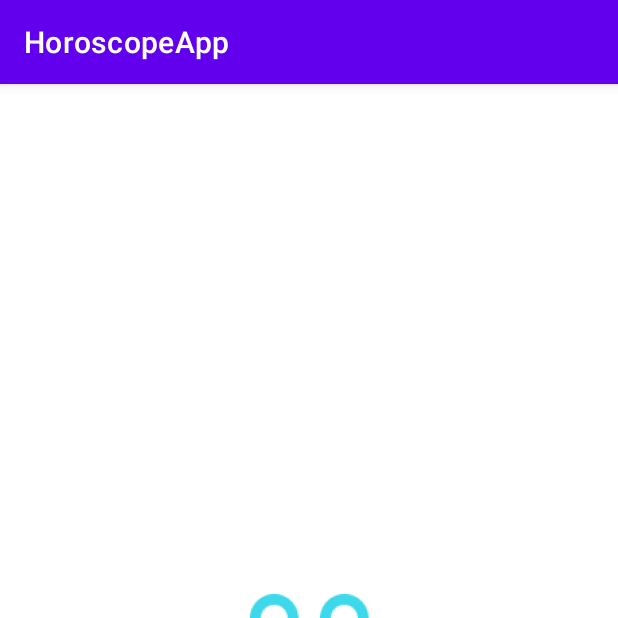
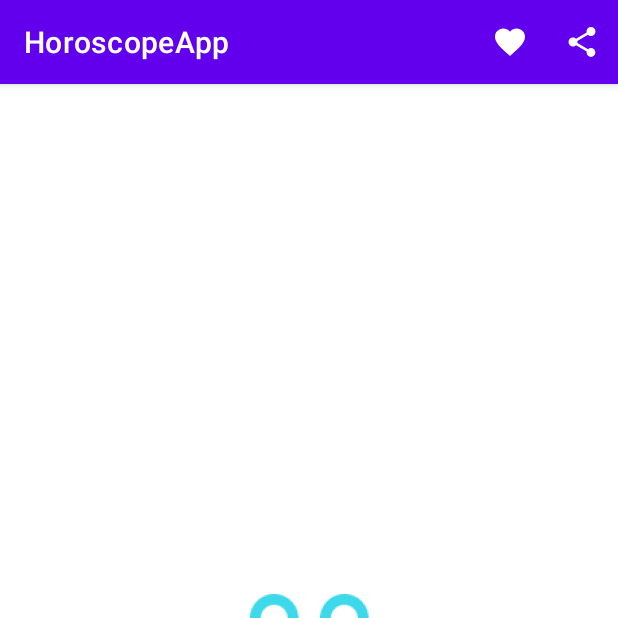
Before and after one commit to Casdelamir/HoroscopeApp, an Android app: the screen it shows after launch (DailyHoroscope), after a tap on "Aries", on a phone screen of 412 x 824 dp, the top half of it. Run offline under Robolectric (Android 15) with nearby library versions, the phone set to English and light mode, and no system bars; 1 other tap on this screen came first.

Commit message:
menu added, search menu implemented

```diff
--- a/app/src/main/java/com/example/horoscopeapp/DailyHoroscope.kt
+++ b/app/src/main/java/com/example/horoscopeapp/DailyHoroscope.kt
@@ -2,6 +2,9 @@ package com.example.horoscopeapp
 
 import androidx.appcompat.app.AppCompatActivity
 import android.os.Bundle
+import android.util.Log
+import android.view.Menu
+import android.view.MenuItem
 import android.widget.ImageView
 import android.widget.TextView
 
@@ -26,4 +29,23 @@ class DailyHoroscope : AppCompatActivity() {
         imageView.setImageResource(horoscope.logo)
         textView.setText(horoscope.name)
     }
+
+    override fun onCreateOptionsMenu(menu: Menu?): Boolean {
+        menuInflater.inflate(R.menu.menu_details, menu)
+        return super.onCreateOptionsMenu(menu)
+    }
+
+    override fun onOptionsItemSelected(item: MenuItem): Boolean {
+        return when(item.itemId) {
+            R.id.menu_favorite -> {
+                Log.i("MENU", "Favorite is selected")
+                true
+            }
+            R.id.menu_share -> {
+                Log.i("MENU", "Share is selected")
+                true
+            }
+            else -> super.onOptionsItemSelected(item)
+        }
+    }
 }
--- a/app/src/main/java/com/example/horoscopeapp/HoroscopeProvider.kt
+++ b/app/src/main/java/com/example/horoscopeapp/HoroscopeProvider.kt
@@ -87,5 +87,8 @@ class HoroscopeProvider {
             return horoscopeList.find { it.id == id }!!
             //!! means that the returned object is not null and will exist
         }
+        fun getAllHoroscopesByIdStartingWithTheGivenInput (input: String): List<Horoscope> {
+            return horoscopeList.filter { h -> h.id.startsWith(input, true) }
+        }
     }
 }
--- a/app/src/main/java/com/example/horoscopeapp/MainActivity.kt
+++ b/app/src/main/java/com/example/horoscopeapp/MainActivity.kt
@@ -1,16 +1,20 @@
 package com.example.horoscopeapp
 
 import android.content.Intent
+import android.media.RouteListingPreference.Item
 import androidx.appcompat.app.AppCompatActivity
 import android.os.Bundle
 import android.util.Log
 import android.view.Menu
 import android.view.MenuItem
+import androidx.appcompat.view.menu.MenuView.ItemView
+import androidx.appcompat.widget.SearchView
 import androidx.recyclerview.widget.LinearLayoutManager
 import androidx.recyclerview.widget.RecyclerView
 
 
 class MainActivity : AppCompatActivity() {
+    lateinit var adapter: RecyclerAdapter
 
     override fun onCreate(savedInstanceState: Bundle?) {
         lateinit var recyclerView: RecyclerView
@@ -21,7 +25,7 @@ class MainActivity : AppCompatActivity() {
 
         recyclerView = findViewById(R.id.recyclerView)
 
-        val adapter = RecyclerAdapter(horoscopeList) { position ->
+        adapter = RecyclerAdapter(horoscopeList) { position ->
             navigateToDailyHoroscope(horoscopeList[position])
         }
 
@@ -30,18 +34,26 @@ class MainActivity : AppCompatActivity() {
     }
 
     override fun onCreateOptionsMenu(menu: Menu?): Boolean {
-        menuInflater.inflate(R.menu.option_menu, menu)
+        menuInflater.inflate(R.menu.menu_search, menu)
+
+        val searchViewItem = menu?.findItem(R.id.menu_search)
+        val searchView = searchViewItem?.actionView as SearchView
+
+        searchView.setOnQueryTextListener(object : SearchView.OnQueryTextListener {
+            override fun onQueryTextSubmit(query: String?): Boolean {
+                return false
+            }
+
+            override fun onQueryTextChange(newText: String?): Boolean {
+                return if (newText != null) {
+                    val horoscopeList = HoroscopeProvider.getAllHoroscopesByIdStartingWithTheGivenInput(newText)
+                    adapter.updateDataSet(horoscopeList)
+                    true
+                } else false
+            }
+        })
+
         return super.onCreateOptionsMenu(menu)
-    }
-
-    override fun onOptionsItemSelected(item: MenuItem): Boolean {
-        return when(item.itemId) {
-            R.id.menu_search -> {
-                Log.i("MENU", "Search is selected")
-                true
-            }
-            else -> super.onOptionsItemSelected(item)
-        }
     }
     fun navigateToDailyHoroscope(horoscope: Horoscope) {
         val intent = Intent(this, DailyHoroscope::class.java)
--- a/app/src/main/java/com/example/horoscopeapp/RecyclerAdapter.kt
+++ b/app/src/main/java/com/example/horoscopeapp/RecyclerAdapter.kt
@@ -8,7 +8,7 @@ import androidx.recyclerview.widget.RecyclerView
 import android.content.Context
 import android.content.DialogInterface.OnClickListener
 
-class RecyclerAdapter(private val horoscopeList: List<Horoscope>, private val onClickListener: (Int) -> Unit): RecyclerView.Adapter<ViewHolder>() {
+class RecyclerAdapter(private var horoscopeList: List<Horoscope>, private val onClickListener: (Int) -> Unit): RecyclerView.Adapter<ViewHolder>() {
     override fun onCreateViewHolder(parent: ViewGroup, viewType: Int): ViewHolder {
         val view = LayoutInflater.from(parent.context)
             .inflate(R.layout.item_horoscope_list, parent, false)
@@ -28,4 +28,9 @@ class RecyclerAdapter(private val horoscopeList: List<Horoscope>, private val on
             onClickListener(position)
         }
     }
+
+    fun updateDataSet(horoscopeList: List<Horoscope>) {
+        this.horoscopeList = horoscopeList
+        notifyDataSetChanged()
+    }
 }
--- a/app/src/main/res/menu/option_menu.xml
+++ b/app/src/main/res/menu/menu_details.xml
@@ -1,25 +1,17 @@
 <?xml version="1.0" encoding="utf-8"?>
-<menu xmlns:tools="http://schemas.android.com/tools"
-    xmlns:android="http://schemas.android.com/apk/res/android"
+<menu xmlns:android="http://schemas.android.com/apk/res/android"
     xmlns:app="http://schemas.android.com/apk/res-auto">
-    <item
-        android:id="@+id/menu_search"
-        android:title="Search"
-        android:icon="@drawable/baseline_search_24"
-        app:showAsAction="always"
-        android:iconTint="@color/white"
-        />
     <item
         android:id="@+id/menu_favorite"
         android:title="Favorite"
         android:icon="@drawable/baseline_favorite_24"
         app:showAsAction="ifRoom"
-        android:iconTint="@color/white"
+        app:iconTint="@color/white"
         />
     <item
         android:id="@+id/menu_share"
         android:title="Share"
         android:icon="@drawable/baseline_share_24"
         app:showAsAction="always"
-        android:iconTint="@color/white" />
+        app:iconTint="@color/white" />
 </menu>
--- /dev/null
+++ b/app/src/main/res/menu/menu_search.xml
@@ -0,0 +1,13 @@
+<?xml version="1.0" encoding="utf-8"?>
+<menu
+    xmlns:android="http://schemas.android.com/apk/res/android"
+    xmlns:app="http://schemas.android.com/apk/res-auto">
+    <item
+        android:id="@+id/menu_search"
+        android:title="Search"
+        android:icon="@drawable/baseline_search_24"
+        app:showAsAction="always"
+        app:iconTint="@color/white"
+        app:actionViewClass="androidx.appcompat.widget.SearchView"
+        />
+</menu>
```
